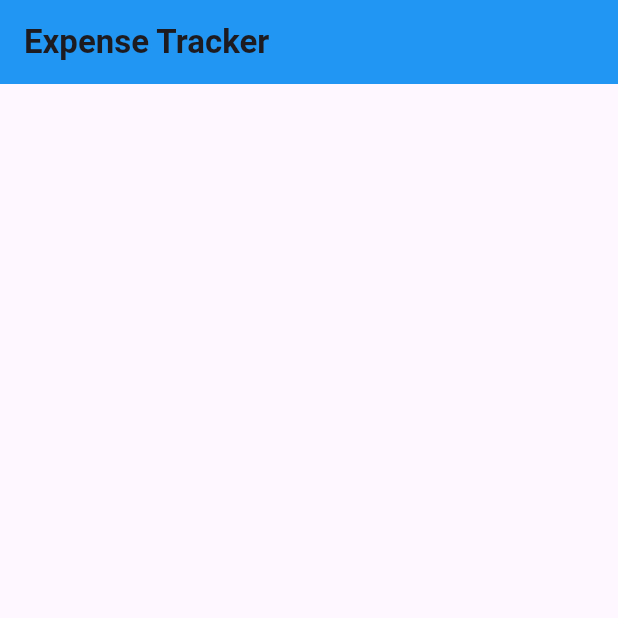
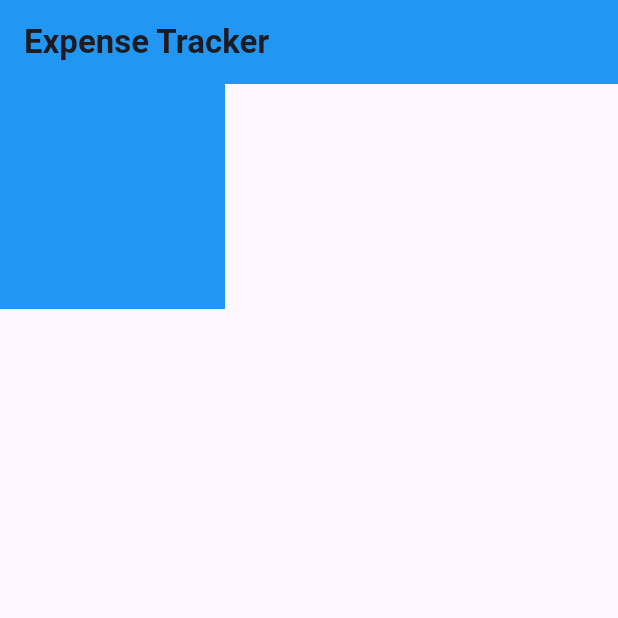
Before and after one commit to bilalkhattak7/Expense-Tracker, a Flutter app: the screen it shows after launch, on a phone screen of 412 x 824 dp, the top half of it. Run offline on Flutter 3.47's test engine with Material 3 defaults, Android fonts, the phone set to English and light mode, and no system bars.

Commit message:
Add container

```diff
--- a/lib/Screens/home_page.dart
+++ b/lib/Screens/home_page.dart
@@ -9,8 +9,14 @@ class HomePage extends StatelessWidget {
      appBar:AppBar(
        title: Text("Expense Tracker" ,style: TextStyle(fontWeight: FontWeight.bold),),
        backgroundColor: Colors.blue,
+     ),
+      body: Container(
+        width: 150,
+        height: 150,
+        color: Colors.blue,
+      ),
 
-     )
+
     );
   }
 }
```
